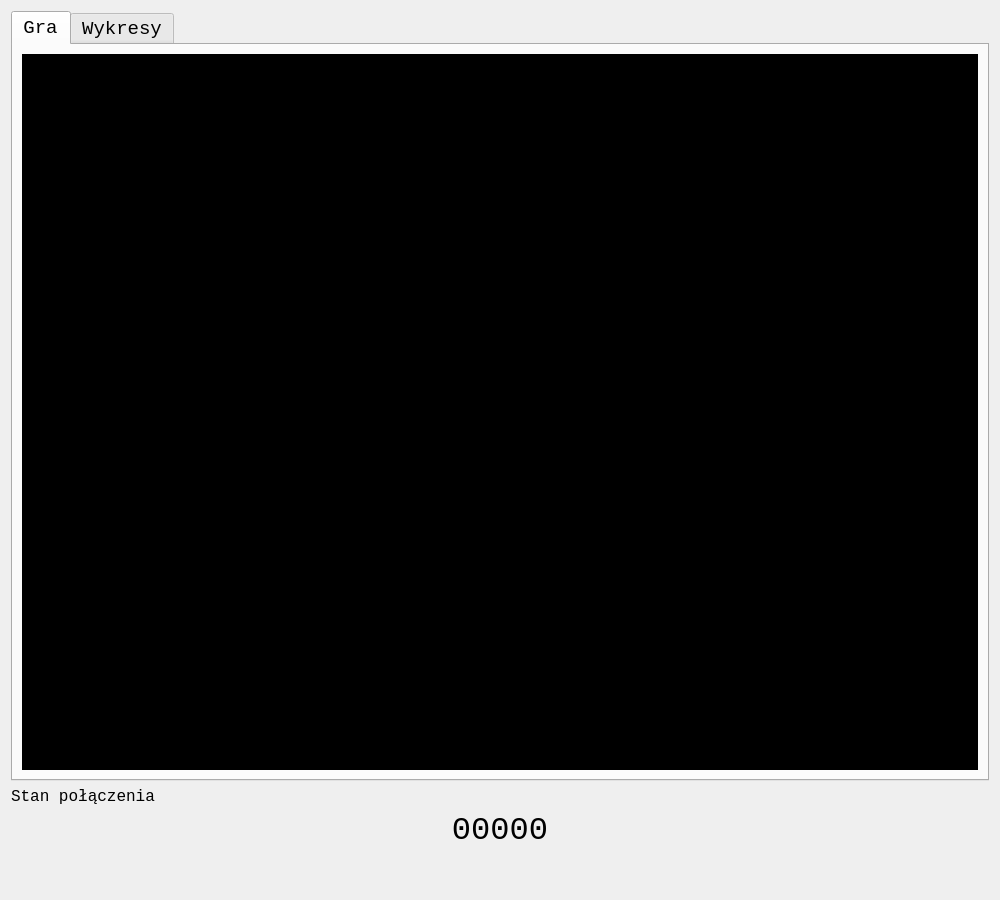
Wirgiliusz/FlyAndShoot, file oknogry.ui: the form before one commit.
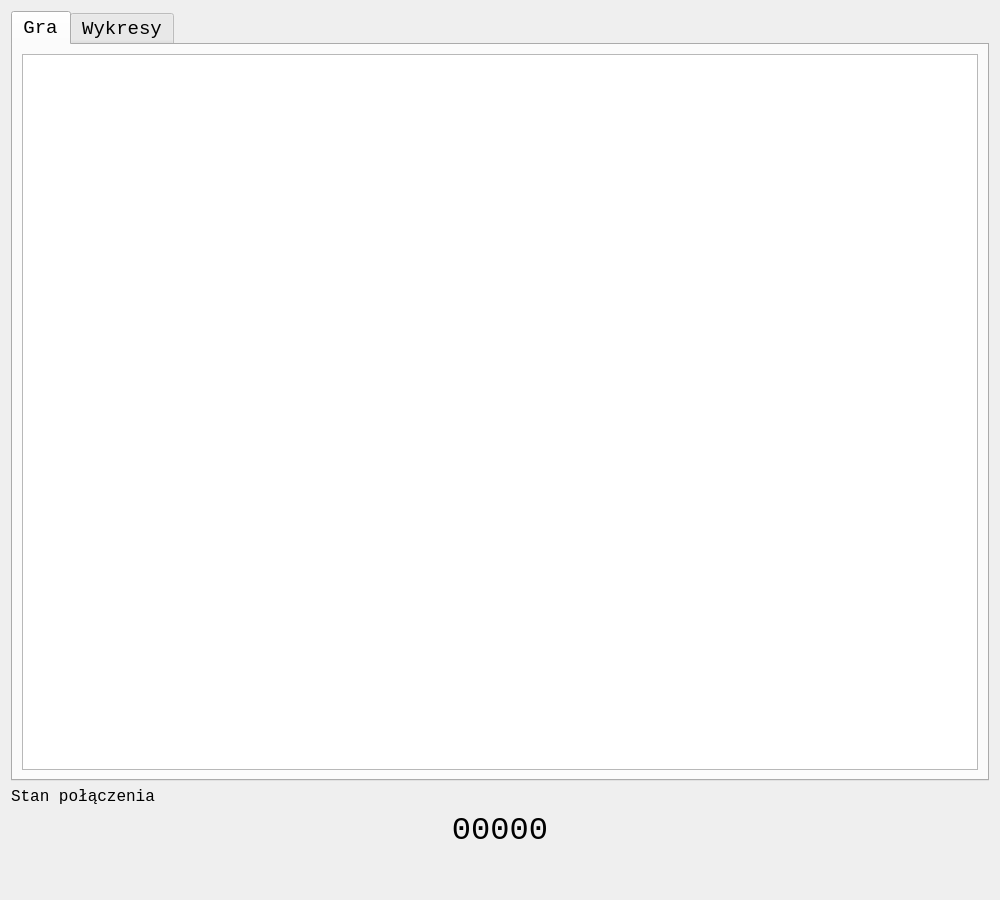
The form after the commit. Custom widgets are drawn as their Qt base class.

Diff of the .ui file:
```diff
--- a/oknogry.ui
+++ b/oknogry.ui
@@ -82,7 +82,7 @@
          <item row="0" column="0">
           <widget class="QGraphicsView" name="graphicsViewGra">
            <property name="styleSheet">
-            <string notr="true">background-color: rgb(0, 0, 0);</string>
+            <string notr="true"/>
            </property>
           </widget>
          </item>
```
